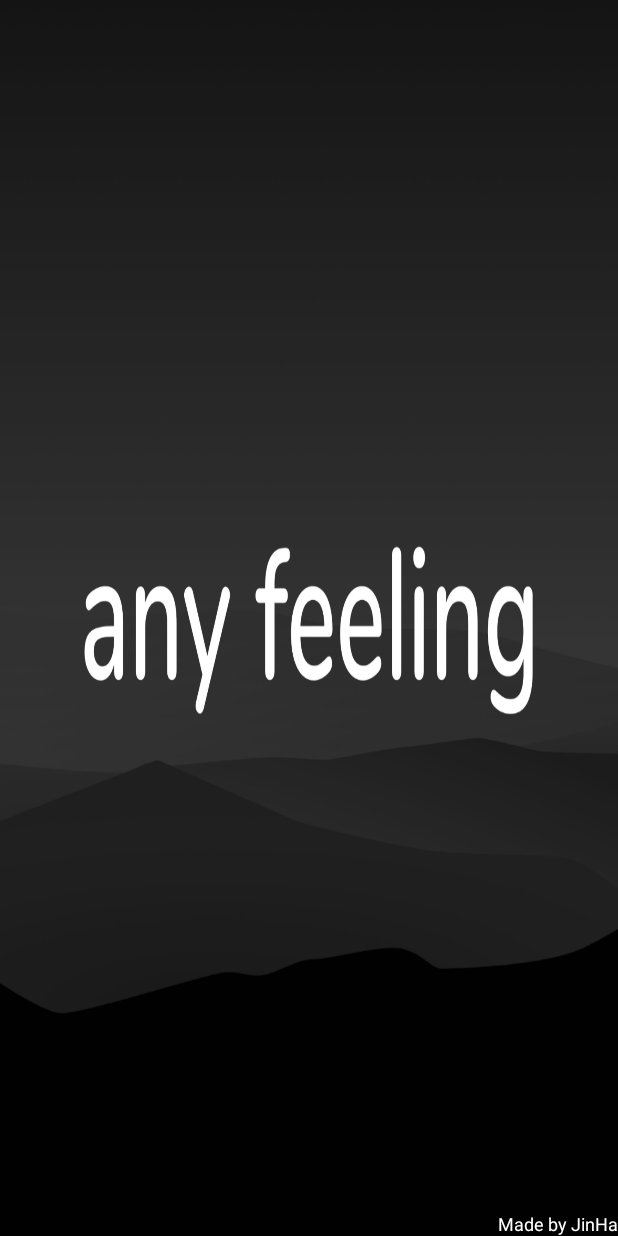
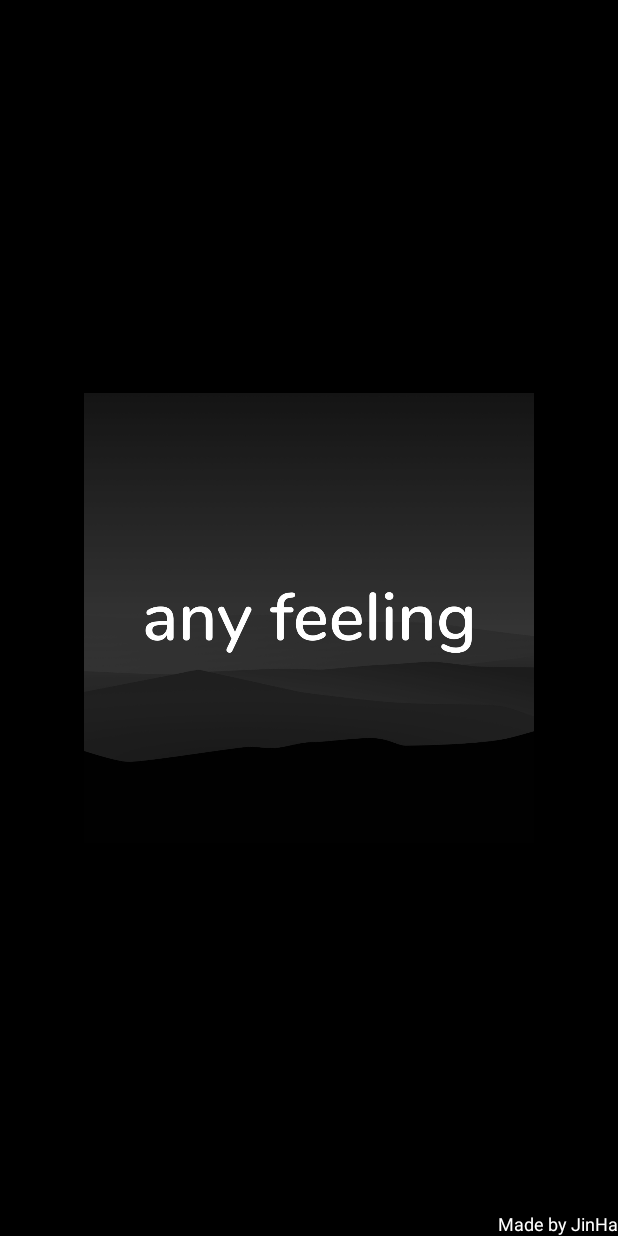
Before and after one commit to jinhaEom/Kotlin_Capstone_Project, an Android app: the screen it shows after launch (IntroActivity), on a phone screen of 412 x 824 dp. Run offline under Robolectric (Android 15) with nearby library versions, the phone set to English and light mode, and no system bars.

Commit message:
intro 화면 수정

```diff
--- a/capstone/anyfeeling/app/src/main/res/layout/intro_layout.xml
+++ b/capstone/anyfeeling/app/src/main/res/layout/intro_layout.xml
@@ -2,19 +2,19 @@
 <androidx.constraintlayout.widget.ConstraintLayout xmlns:android="http://schemas.android.com/apk/res/android"
     android:layout_width="match_parent"
     android:layout_height="match_parent"
-    android:background="@drawable/appicon"
+    android:background="@color/black"
     xmlns:tools="http://schemas.android.com/tools"
     xmlns:app="http://schemas.android.com/apk/res-auto">
-    <!--<ImageView
+    <ImageView
         android:id="@+id/intro_title"
-        android:layout_width="400dp"
-        android:layout_height="wrap_content"
+        android:layout_width="300dp"
+        android:layout_height="300dp"
         android:src="@drawable/appicon"
         app:layout_constraintStart_toStartOf="parent"
         app:layout_constraintEnd_toEndOf="parent"
         app:layout_constraintTop_toTopOf="parent"
         app:layout_constraintBottom_toBottomOf="parent"
-        />-->
+        />
 
 
 
```
Also changed, not shown: capstone/anyfeeling/app/src/main/java/bu/ac/kr/anyfeeling/first/SadActivity.kt (+2 -8 lines).
